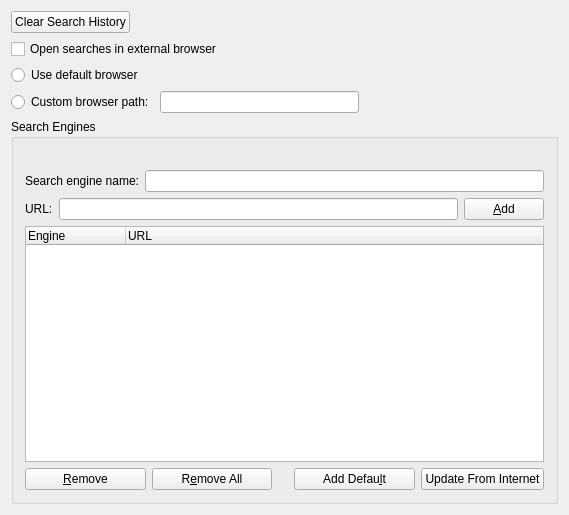
KDE/ktorrent, file plugins/search/searchpref.ui: the form before one commit.
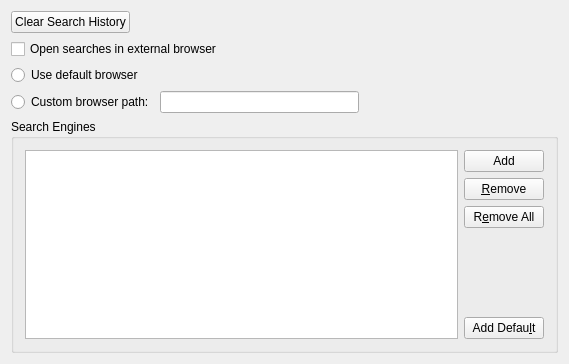
The form after the commit. Custom widgets are drawn as their Qt base class.

Commit message: Search plugin is now based upon Opensearch XML descriptions

```diff
--- a/plugins/search/searchpref.ui
+++ b/plugins/search/searchpref.ui
@@ -6,7 +6,7 @@
     <x>0</x>
     <y>0</y>
     <width>569</width>
-    <height>515</height>
+    <height>364</height>
    </rect>
   </property>
   <property name="sizePolicy" >
@@ -24,7 +24,7 @@
   <property name="windowTitle" >
    <string>Search Preferences</string>
   </property>
-  <layout class="QVBoxLayout" >
+  <layout class="QVBoxLayout" name="verticalLayout_2" >
    <item>
     <layout class="QHBoxLayout" >
      <item>
@@ -104,95 +104,23 @@
      <property name="title" >
       <string>Search Engines</string>
      </property>
-     <layout class="QVBoxLayout" >
+     <layout class="QHBoxLayout" name="horizontalLayout" >
       <item>
-       <widget class="QLabel" name="m_info_label" >
-        <property name="text" >
-         <string/>
-        </property>
-        <property name="wordWrap" >
-         <bool>true</bool>
+       <widget class="QListView" name="m_engines" >
+        <property name="selectionMode" >
+         <enum>QAbstractItemView::ExtendedSelection</enum>
         </property>
        </widget>
       </item>
       <item>
-       <layout class="QHBoxLayout" >
-        <item>
-         <widget class="QLabel" name="textLabel3" >
-          <property name="text" >
-           <string>Search engine name:</string>
-          </property>
-          <property name="wordWrap" >
-           <bool>false</bool>
-          </property>
-         </widget>
-        </item>
-        <item>
-         <widget class="KLineEdit" name="m_engine_name" />
-        </item>
-       </layout>
-      </item>
-      <item>
-       <layout class="QHBoxLayout" >
-        <item>
-         <widget class="QLabel" name="textLabel4" >
-          <property name="text" >
-           <string>URL:</string>
-          </property>
-          <property name="wordWrap" >
-           <bool>false</bool>
-          </property>
-         </widget>
-        </item>
-        <item>
-         <widget class="KLineEdit" name="m_engine_url" />
-        </item>
+       <layout class="QVBoxLayout" name="verticalLayout" >
         <item>
          <widget class="QPushButton" name="m_add" >
-          <property name="sizePolicy" >
-           <sizepolicy vsizetype="Fixed" hsizetype="Fixed" >
-            <horstretch>0</horstretch>
-            <verstretch>0</verstretch>
-           </sizepolicy>
-          </property>
           <property name="text" >
-           <string>&amp;Add</string>
+           <string>Add</string>
           </property>
          </widget>
         </item>
-       </layout>
-      </item>
-      <item>
-       <widget class="QTreeWidget" name="m_engines" >
-        <property name="sizePolicy" >
-         <sizepolicy vsizetype="Expanding" hsizetype="Expanding" >
-          <horstretch>0</horstretch>
-          <verstretch>0</verstretch>
-         </sizepolicy>
-        </property>
-        <property name="minimumSize" >
-         <size>
-          <width>0</width>
-          <height>50</height>
-         </size>
-        </property>
-        <property name="rootIsDecorated" >
-         <bool>false</bool>
-        </property>
-        <column>
-         <property name="text" >
-          <string>Engine</string>
-         </property>
-        </column>
-        <column>
-         <property name="text" >
-          <string>URL</string>
-         </property>
-        </column>
-       </widget>
-      </item>
-      <item>
-       <layout class="QHBoxLayout" >
         <item>
          <widget class="QPushButton" name="m_remove" >
           <property name="text" >
@@ -208,17 +136,14 @@
          </widget>
         </item>
         <item>
-         <spacer>
+         <spacer name="verticalSpacer" >
           <property name="orientation" >
-           <enum>Qt::Horizontal</enum>
+           <enum>Qt::Vertical</enum>
           </property>
-          <property name="sizeType" >
-           <enum>QSizePolicy::Maximum</enum>
-          </property>
-          <property name="sizeHint" >
+          <property name="sizeHint" stdset="0" >
            <size>
-            <width>16</width>
-            <height>20</height>
+            <width>20</width>
+            <height>40</height>
            </size>
           </property>
          </spacer>
@@ -230,13 +155,6 @@
           </property>
          </widget>
         </item>
-        <item>
-         <widget class="KPushButton" name="m_update" >
-          <property name="text" >
-           <string>Update From Internet</string>
-          </property>
-         </widget>
-        </item>
        </layout>
       </item>
      </layout>
@@ -252,11 +170,6 @@
    <extends>QLineEdit</extends>
    <header>klineedit.h</header>
   </customwidget>
-  <customwidget>
-   <class>KPushButton</class>
-   <extends>QPushButton</extends>
-   <header>kpushbutton.h</header>
-  </customwidget>
  </customwidgets>
  <includes>
   <include location="local" >klineedit.h</include>
```
Left out of the diff: 4 changed lines with no effect on the pictures. The commit also changes 21 other files.
